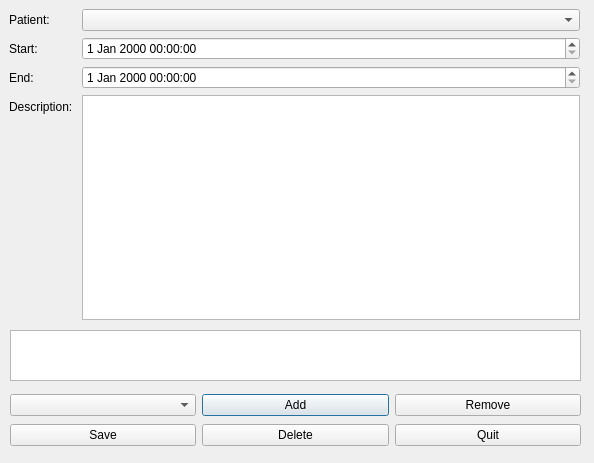
Anton-Schnurer/KH, file mngcase.ui: the form before one commit.
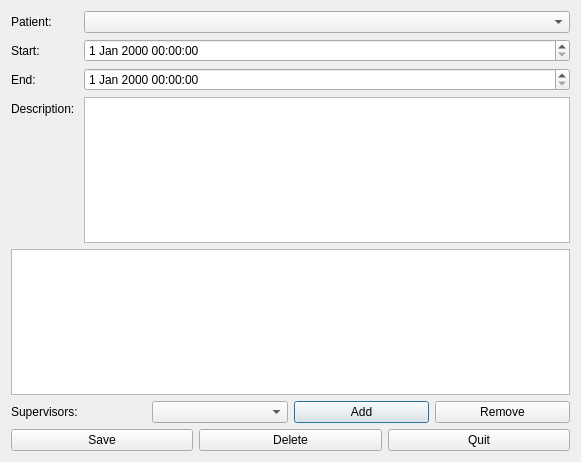
The form after the commit.

Commit message: added pwd field to staff ui, label to cases ui

Patch:
```diff
--- a/mngcase.ui
+++ b/mngcase.ui
@@ -6,22 +6,15 @@
    <rect>
     <x>0</x>
     <y>0</y>
-    <width>594</width>
-    <height>463</height>
+    <width>581</width>
+    <height>462</height>
    </rect>
   </property>
   <property name="windowTitle">
    <string>Dialog</string>
   </property>
-  <widget class="QWidget" name="formLayoutWidget">
-   <property name="geometry">
-    <rect>
-     <x>9</x>
-     <y>9</y>
-     <width>571</width>
-     <height>311</height>
-    </rect>
-   </property>
+  <layout class="QVBoxLayout" name="verticalLayout">
+   <item>
    <layout class="QFormLayout" name="formLayout">
     <item row="0" column="0">
      <widget class="QLabel" name="patientIdLabel">
@@ -64,27 +57,19 @@
      <widget class="QTextEdit" name="caseDtextEdit"/>
     </item>
    </layout>
-  </widget>
-  <widget class="QTableView" name="staffTableView">
-   <property name="geometry">
-    <rect>
-     <x>10</x>
-     <y>330</y>
-     <width>571</width>
-     <height>51</height>
-    </rect>
-   </property>
-  </widget>
-  <widget class="QWidget" name="horizontalLayoutWidget">
-   <property name="geometry">
-    <rect>
-     <x>10</x>
-     <y>390</y>
-     <width>571</width>
-     <height>31</height>
-    </rect>
-   </property>
+   </item>
+   <item>
+    <widget class="QTableView" name="staffTableView"/>
+   </item>
+   <item>
    <layout class="QHBoxLayout" name="horizontalLayout">
+     <item>
+      <widget class="QLabel" name="supervisorLabel">
+       <property name="text">
+        <string>Supervisors:</string>
+       </property>
+      </widget>
+     </item>
     <item>
      <widget class="QComboBox" name="staffIdComboBox"/>
     </item>
@@ -103,16 +88,8 @@
      </widget>
     </item>
    </layout>
-  </widget>
-  <widget class="QWidget" name="horizontalLayoutWidget_2">
-   <property name="geometry">
-    <rect>
-     <x>10</x>
-     <y>420</y>
-     <width>571</width>
-     <height>31</height>
-    </rect>
-   </property>
+   </item>
+   <item>
    <layout class="QHBoxLayout" name="horizontalLayout_2">
     <item>
      <widget class="QPushButton" name="saveBtn">
@@ -136,7 +113,8 @@
      </widget>
     </item>
    </layout>
-  </widget>
+   </item>
+  </layout>
  </widget>
  <resources/>
  <connections/>
```
Lines whose indentation alone changed are shown as unchanged. The commit also changes 2 other files.
